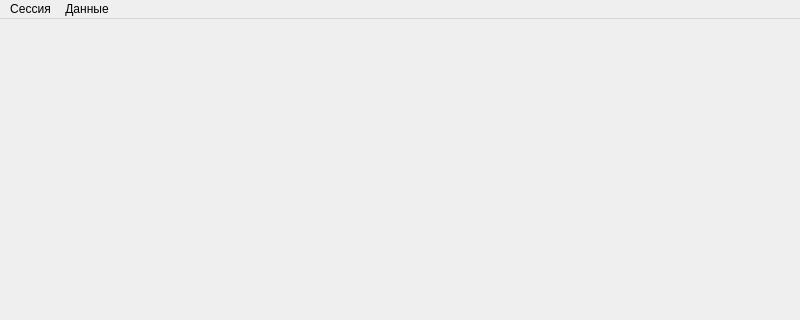
Above: course_project/app/ui/main_window.ui from strangecamelcaselogin/computer_modelling_course before the change; both pictures show x 0 to 800 and y 0 to 320 of the 800 by 600 pixel window. Below: the same form after it.
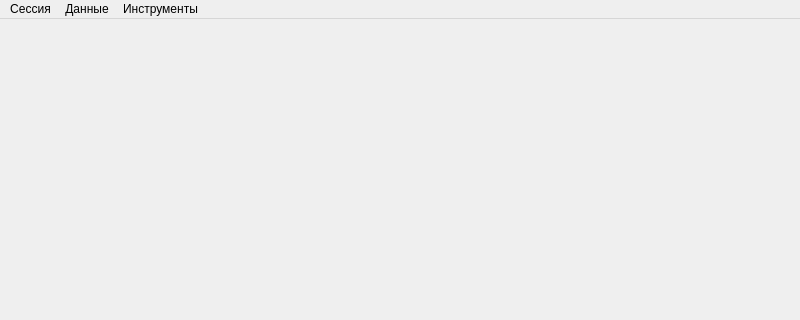
That is the form after the change.

```diff
--- a/course_project/app/ui/main_window.ui
+++ b/course_project/app/ui/main_window.ui
@@ -43,8 +43,14 @@
     <addaction name="register_datacollection_action"/>
     <addaction name="delete_datacollection_action"/>
    </widget>
+   <widget class="QMenu" name="tools_menu">
+    <property name="title">
+     <string>Инструменты</string>
+    </property>
+   </widget>
    <addaction name="session_menu"/>
    <addaction name="data_menu"/>
+   <addaction name="tools_menu"/>
   </widget>
   <widget class="QStatusBar" name="statusbar"/>
   <action name="create_action">
```
Left out of the diff: 12 changed lines with no effect on the pictures.
